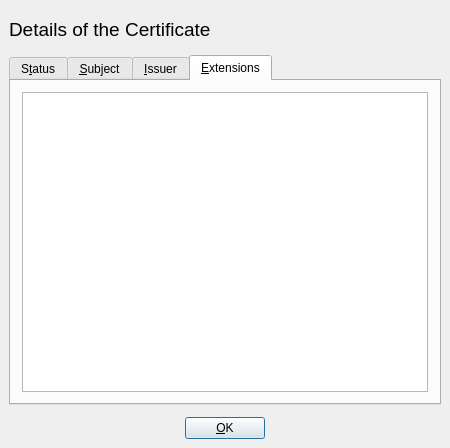
Qt form ui/CertDetail.ui (chris2511/xca) before a commit.
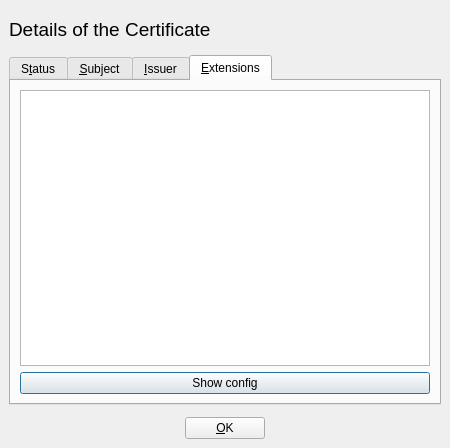
The same form after that commit. The open tabs and pages were chosen to show the change. Custom widgets are drawn as their Qt base class.

Commit message:
After all we are able to convert all extensions to config
Add a button to the certificate detila dialog to show the
extensions as OpenSSL config

improve AuthKeyId

Allow selecting public keys for certificates.
This works if it is signed by an other cert.

What changed in the file:
```diff
--- a/ui/CertDetail.ui
+++ b/ui/CertDetail.ui
@@ -356,13 +356,7 @@
       <attribute name="title">
        <string>&amp;Extensions</string>
       </attribute>
-      <layout class="QVBoxLayout">
-       <property name="spacing">
-        <number>6</number>
-       </property>
-       <property name="margin">
-        <number>11</number>
-       </property>
+      <layout class="QVBoxLayout" name="verticalLayout">
        <item>
         <widget class="QTextEdit" name="v3extensions">
          <property name="readOnly">
@@ -370,6 +364,13 @@
          </property>
         </widget>
        </item>
+       <item>
+        <widget class="QPushButton" name="showExt">
+         <property name="text">
+          <string>Show config</string>
+         </property>
+        </widget>
+       </item>
       </layout>
      </widget>
     </widget>
```
The commit also changes 8 other files.
